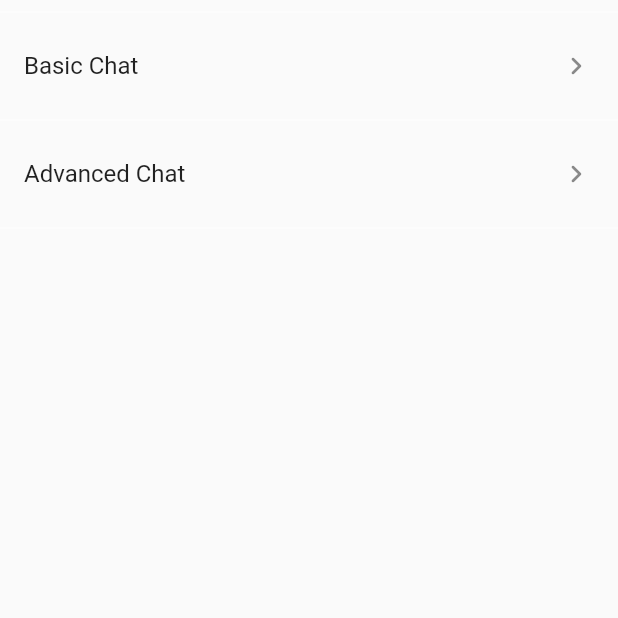
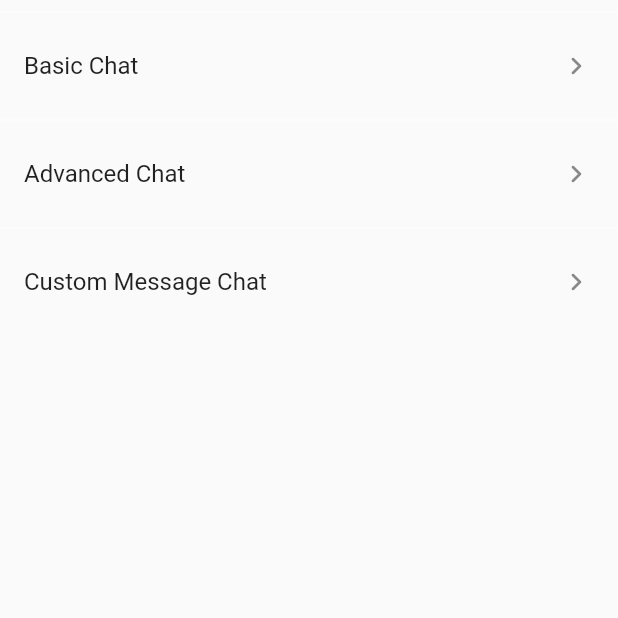
Before and after one commit to EnesKaraosman/swifty_chat, a Flutter app: the screen it shows after launch, on a phone screen of 412 x 824 dp, the top half of it. Run offline on Flutter 3.47's test engine with Material 2 defaults, Android fonts, the phone set to English and light mode, and no system bars; our stand-ins replace carousel_slider, faker, flutter_html, google_fonts, styled_widget; missing offline and left inert: dart_extensions.

Commit message:
[ADD] Custom `MessageKind` can be added now.
Some ss added to represent chat screens with different MessageKinds

```diff
--- a/example/lib/main.dart
+++ b/example/lib/main.dart
@@ -1,5 +1,6 @@
 import 'package:example/advanced_chat.dart';
 import 'package:example/basic_chat.dart';
+import 'package:example/custom_message_kind_chat.dart';
 import 'package:flutter/material.dart';
 
 void main() => runApp(MyApp());
@@ -19,6 +20,7 @@ class _MyAppState extends State<MyApp> {
         '/': (_) => const Home(),
         '/basic-chat': (_) => const BasicChat(Key('basic_chat')),
         '/advanced-chat': (_) => const AdvancedChat(Key('advanced_chat')),
+        '/custom-message-kind-chat': (_) => CustomMessageKindChat(Key('custom_message_kind_chat')),
       },
     );
   }
@@ -47,6 +49,12 @@ class Home extends StatelessWidget {
             onTap: () => Navigator.of(context).pushNamed('/advanced-chat'),
           ),
           const Divider(color: Colors.white70),
+          ListTile(
+            key: const Key('custom_message_chat_item'),
+            title: const Text('Custom Message Chat'),
+            trailing: const Icon(Icons.keyboard_arrow_right_rounded),
+            onTap: () => Navigator.of(context).pushNamed('/custom-message-kind-chat'),
+          ),
         ],
       ),
     );
--- a/lib/src/chat.dart
+++ b/lib/src/chat.dart
@@ -15,12 +15,14 @@ class ChatStateContainer extends InheritedWidget {
   final void Function(QuickReplyItem)? onQuickReplyItemPressed;
   final void Function(CarouselButtonItem)? onCarouselButtonItemPressed;
   final Map<String, OnTap> Function()? onHtmlWidgetPressed;
+  final Widget Function(Message)? customMessageWidget;
 
   const ChatStateContainer({
     Key? key,
     this.onHtmlWidgetPressed,
     this.onQuickReplyItemPressed,
     this.onCarouselButtonItemPressed,
+    this.customMessageWidget,
     required this.messageCellSizeConfigurator,
     required Widget child,
   }) : super(key: key, child: child);
@@ -46,12 +48,14 @@ class Chat extends StatefulWidget {
   void Function(QuickReplyItem)? _onQuickReplyItemPressed;
   void Function(CarouselButtonItem)? _onCarouselButtonItemPressed;
   Map<String, OnTap> Function()? _onHtmlWidgetPressed;
+  Widget Function(Message)? customMessageWidget;
 
   final ScrollController _scrollController = ScrollController();
 
   Chat({
     required this.messages,
     required this.chatMessageInputField,
+    this.customMessageWidget,
     this.messageCellSizeConfigurator,
     this.theme = const DefaultChatTheme(),
   }) {
@@ -101,6 +105,7 @@ class ChatState extends State<Chat> {
         onHtmlWidgetPressed: widget._onHtmlWidgetPressed,
         onQuickReplyItemPressed: widget._onQuickReplyItemPressed,
         onCarouselButtonItemPressed: widget._onCarouselButtonItemPressed,
+        customMessageWidget: widget.customMessageWidget,
         child: InheritedChatTheme(
           theme: widget.theme,
           child: Column(
--- a/packages/swifty_chat_data/lib/src/models/message_kind.dart
+++ b/packages/swifty_chat_data/lib/src/models/message_kind.dart
@@ -9,6 +9,7 @@ class MessageKind {
   String? htmlData;
   List<QuickReplyItem> quickReplies = [];
   List<CarouselItem> carouselItems = [];
+  dynamic custom;
 
   /// Represents text on the screen.
   MessageKind.text(this.text);
@@ -24,4 +25,6 @@ class MessageKind {
 
   /// Represents carousel options on the screen.
   MessageKind.carousel(this.carouselItems);
+
+  MessageKind.custom(this.custom);
 }
```
Also changed, not shown: example/lib/custom_message_kind_chat.dart (added, +65 -0 lines), lib/src/chat_list_item.dart (+11 -2 lines), 7 other files.
